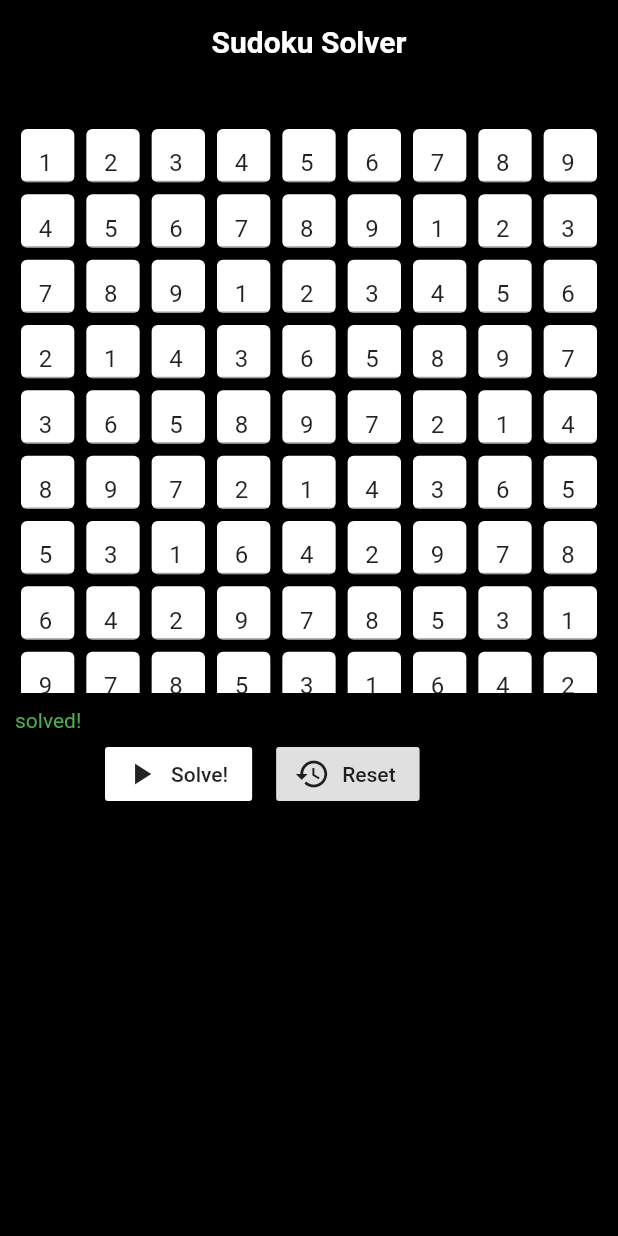
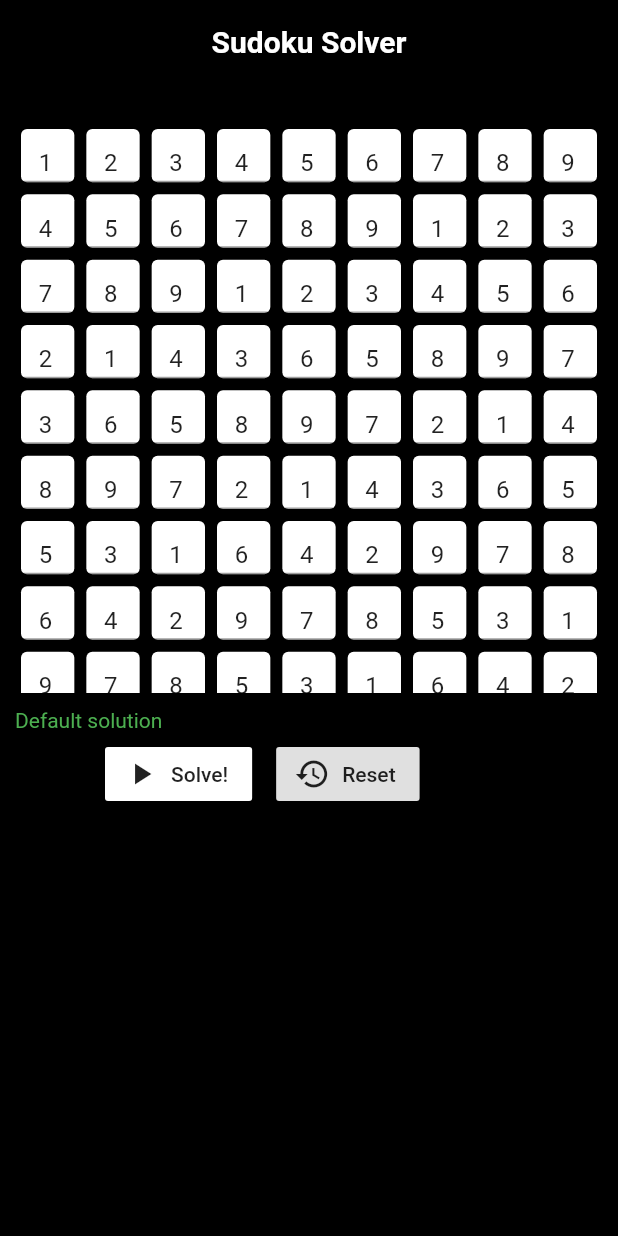
Before and after one commit to ajroxz/sudoku-solver, a Flutter app: the screen it shows after launch, after a tap on "Solve!", on a phone screen of 412 x 824 dp. Run offline on Flutter 3.47's test engine with Material 2 defaults, Android fonts, the phone set to English and light mode, and no system bars.

Commit message:
more than 9 input bug and .,/ input bug fixed

```diff
--- a/lib/main.dart
+++ b/lib/main.dart
@@ -24,14 +24,23 @@ class Home extends StatefulWidget {
 class _HomeState extends State<Home> {
   var controllers = <TextEditingController>[];
   var nums = [];
+  Color colr;
   String message = "0 will be treated as null!";
   void set1(int ind, String val) {
-    // controllers[ind].text = val;
     if (val == '') {
       nums[ind] = 0;
+    } else if (val == '.' || val == ',' || val == '-') {
+      setState(() {
+        message = "Wrong Input";
+      });
+      return;
     } else {
       nums[ind] = int.parse(val);
     }
+  }
+
+  void getcolor() {
+    colr = Colors.green;
   }
 
   void initState() {
@@ -42,16 +51,32 @@ class _HomeState extends State<Home> {
     super.initState();
   }
 
+  bool check(List nums) {
+    for (int i = 0; i < 81; i++) {
+      if (nums[i] > 9) return true;
+    }
+    return false;
+  }
+
+  bool check2(List nums) {
+    for (int i = 0; i < 81; i++) {
+      if (nums[i] != 0) return false;
+    }
+    return true;
+  }
+
   void solving() {
-    // for (int i = 0; i < 81; i++) {
-    //   // nums[i] = controllers[i].text;
-    //   // controllers[i].text = i.toString();
-    //   // nums[i] = i;
-    // }
-
-    // print(nums);
     Solve sol = new Solve();
-    if (sol.func(nums)) {
+    if (check(nums)) {
+      setState(() {
+        message = "Wrong Input";
+      });
+    } else if (check2(nums) && sol.func(nums)) {
+      set2(nums);
+      setState(() {
+        message = "Default solution";
+      });
+    } else if (sol.func(nums)) {
       set2(nums);
       setState(() {
         message = sol.msg;
@@ -61,8 +86,6 @@ class _HomeState extends State<Home> {
         message = sol.msg;
       });
     }
-    // sol.func(nums);
-    // set2(nums);
   }
 
   void set2(List nums) {
@@ -102,27 +125,24 @@ class _HomeState extends State<Home> {
           ),
           SingleChildScrollView(
             child: Column(
-              //crossAxisAlignment: CrossAxisAlignment.center,
               children: <Widget>[
                 Container(
-                  //color: Colors.blue,
                   padding: EdgeInsets.all(10),
-
                   height: 400,
-
-                  //width: double.infinity,
                   child: GridView.builder(
                     gridDelegate: SliverGridDelegateWithFixedCrossAxisCount(
                         childAspectRatio: 1 / 1, crossAxisCount: 9),
                     itemBuilder: (_, ind) => Card(
                       child: TextFormField(
-                        //focusNode: focusNode,
-                        //initialValue: controllers[ind].text,
+                        style: TextStyle(color: colr),
                         controller: controllers[ind],
                         textAlign: TextAlign.center,
                         keyboardType: TextInputType.number,
-                        decoration: InputDecoration(focusColor: Colors.white),
-                        onChanged: (val) => set1(ind, val),
+                        decoration: InputDecoration(focusColor: Colors.black),
+                        onChanged: (val) {
+                          // getcolor();
+                          set1(ind, val);
+                        },
                       ),
                     ),
                     itemCount: 81,
--- a/lib/solution.dart
+++ b/lib/solution.dart
@@ -27,8 +27,7 @@ class Solve {
     return true;
   }
 
-  bool solveSuduko(List<List<int>> board, int row, int col)
-  {
+  bool solveSuduko(List<List<int>> board, int row, int col) {
     if (row == 8 && col == 9) return true;
 
     if (col == 9) {
@@ -50,19 +49,16 @@ class Solve {
     return false;
   }
 
-  bool submatrix(List<List<int>> board)
-  {
+  bool submatrix(List<List<int>> board) {
     int n = 3, m = 3;
-    List<int> a=[];
+    List<int> a = [];
     int k = 0;
     int l = 0;
-    // unordered_map<int,int> a;
+
     while (m > 0) {
       while (n > 0) {
         for (int i = k; i < k + 3; i++) {
           for (int j = l; j < l + 3; j++) {
-            // cout<<grid[i][j];
-
             if (board[i][j] == 0) continue;
             if (a.contains(board[i][j])) {
               return false;
@@ -75,7 +71,6 @@ class Solve {
 
         k += 3;
         n = n - 1;
-        // cout<<endl;
       }
 
       l += 3;
@@ -88,11 +83,9 @@ class Solve {
     return true;
   }
 
-  bool check(List<List<int>> board)
-  {
-    List<int> a=[];
+  bool check(List<List<int>> board) {
+    List<int> a = [];
 
-    //row
     for (int i = 0; i < 9; i++) {
       for (int j = 0; j < 9; j++) {
         if (board[i][j] == 0) {
@@ -106,8 +99,7 @@ class Solve {
 
       a.clear();
     }
-    // a.clear();
-    //col
+
     for (int i = 0; i < 9; i++) {
       for (int j = 0; j < 9; j++) {
         if (board[j][i] == 0) {
@@ -121,29 +113,19 @@ class Solve {
 
       a.clear();
     }
-    // a.clear();
-
-    //submatrix
 
     return submatrix(board);
   }
 
   int k = 0;
-  bool func(List nums)
-  {
-
-
+  bool func(List nums) {
     for (int i = 0; i < 9; i++) {
       for (int j = 0; j < 9; j++) {
         board[i][j] = nums[k++];
       }
     }
 
-    // print("board");
-    // print(board);
-
-    if (check(board)&&solveSuduko(board, 0, 0) )
-      {
+    if (check(board) && solveSuduko(board, 0, 0)) {
       int c = 0;
 
       for (int i = 0; i < 9; i++) {
@@ -155,18 +137,9 @@ class Solve {
       msg = "solved!";
 
       return true;
-      }
-    else
-    {
+    } else {
       msg = "Wrong Sudoku!";
       return false;
     }
-
-    // for (int i = 0; i < 9; i++) {
-    //   for (int j = 0; j < 9; j++) {
-    //     print(board[i][j]);
-    //   }
-    //   print('\n');
-    // }
   }
 }
```
Lines whose indentation alone changed are shown as unchanged.
